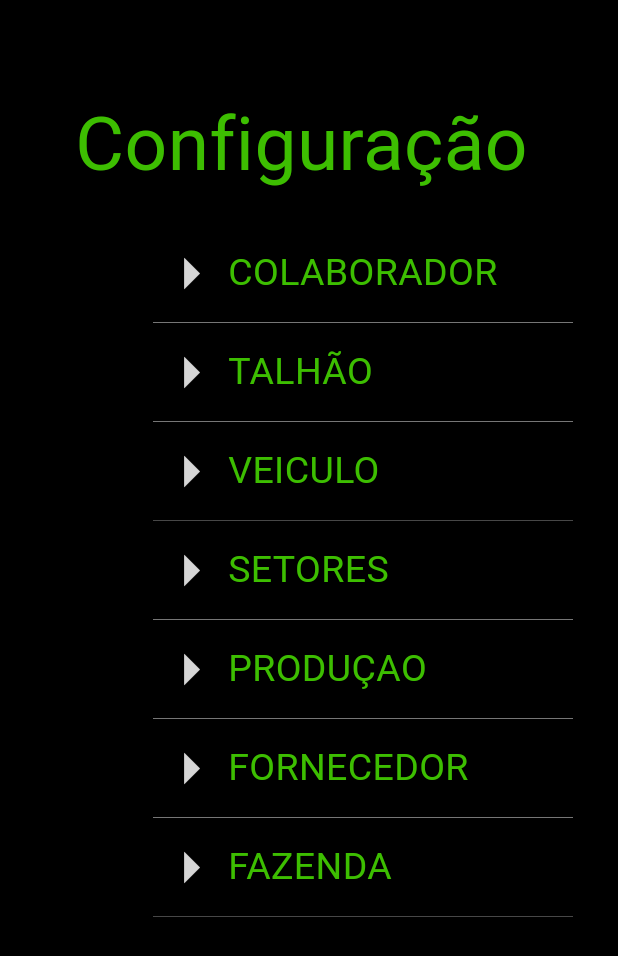
After one commit to juliaevangelista/rurallstrongmobile, a Flutter app: the ConfiguracaoTela screen opened directly, on a phone screen of 412 x 824 dp. The commit adds this screen. Shown: the top 956 px of the screen. Run offline on Flutter 3.47's test engine with Material 3 defaults, Android fonts, the light colour scheme and no system bars; our stand-ins replace cloud_firestore, firebase_auth, firebase_core, firebase_database, firebase_storage, flutter_datetime_picker_plus and 2 more; accounts and stored records are empty; network calls fail.

Commit message:
tela de config

```diff
--- /dev/null
+++ b/lib/telas/configuracao_tela.dart
@@ -0,0 +1,241 @@
+import 'package:flutter/material.dart';
+
+class ConfiguracaoTela extends StatefulWidget {
+  const ConfiguracaoTela({Key? key}) : super(key: key);
+
+  @override
+  _ConfiguracaoTelaState createState() => _ConfiguracaoTelaState();
+}
+
+class _ConfiguracaoTelaState extends State<ConfiguracaoTela> {
+  @override
+  Widget build(BuildContext context) {
+    return Scaffold(
+        backgroundColor: Colors.black,
+        body: SingleChildScrollView(
+          child: Column(
+            children: [
+              Row(
+                mainAxisAlignment: MainAxisAlignment.center,
+                children: [
+                  Container(
+                    margin: EdgeInsets.fromLTRB(0, 60, 10, 25),
+                    child: Text(
+                      'Configuração',
+                      style: TextStyle(
+                          color: Color.fromRGBO(61, 190, 1, 1), fontSize: 50),
+                    ),
+                  )
+                ],
+              ),
+              Row(
+                mainAxisAlignment: MainAxisAlignment.end,
+                children: [
+                  Container(
+                    width: 280,
+                    margin: EdgeInsets.only(right: 30),
+                    child: Column(
+                      children: [
+                        Container(
+                          child: Column(
+                            children: [
+                              /* Divider(
+                                color: Colors.grey[500],
+                                thickness: 1,
+                              ), */
+                              Row(
+                                mainAxisAlignment: MainAxisAlignment.start,
+                                children: [
+                                  Icon(
+                                    Icons.arrow_right,
+                                    color: Colors.grey[350],
+                                    size: 50,
+                                  ),
+                                  Text(
+                                    'COLABORADOR',
+                                    style: TextStyle(
+                                      color: Color.fromRGBO(61, 190, 1, 1),
+                                      fontSize: 25,
+                                    ),
+                                  ),
+                                ],
+                              ),
+                              Divider(
+                                color: Colors.grey[500],
+                                thickness: 0.5,
+                              ),
+                            ],
+                          ),
+                        ),
+                        Container(
+                          child: Column(
+                            children: [
+                              Row(
+                                mainAxisAlignment: MainAxisAlignment.start,
+                                children: [
+                                  Icon(
+                                    Icons.arrow_right,
+                                    color: Colors.grey[350],
+                                    size: 50,
+                                  ),
+                                  Text(
+                                    'TALHÃO',
+                                    style: TextStyle(
+                                      color: Color.fromRGBO(61, 190, 1, 1),
+                                      fontSize: 25,
+                                    ),
+                                  ),
+                                ],
+                              ),
+                              Divider(
+                                color: Colors.grey[500],
+                                thickness: 0.5,
+                              ),
+                            ],
+                          ),
+                        ),
+                        Container(
+                          child: Column(
+                            children: [
+                              Row(
+                                mainAxisAlignment: MainAxisAlignment.start,
+                                children: [
+                                  Icon(
+                                    Icons.arrow_right,
+                                    color: Colors.grey[350],
+                                    size: 50,
+                                  ),
+                                  Text(
+                                    'VEICULO',
+                                    style: TextStyle(
+                                      color: Color.fromRGBO(61, 190, 1, 1),
+                                      fontSize: 25,
+                                    ),
+                                  ),
+                                ],
+                              ),
+                              Divider(
+                                color: Colors.grey[500],
+                                thickness: 0.3,
+                              ),
+                            ],
+                          ),
+                        ),
+                        Container(
+                          child: Column(
+                            children: [
+                              Row(
+                                mainAxisAlignment: MainAxisAlignment.start,
+                                children: [
+                                  Icon(
+                                    Icons.arrow_right,
+                                    color: Colors.grey[350],
+                                    size: 50,
+                                  ),
+                                  Text(
+                                    'SETORES',
+                                    style: TextStyle(
+                                      color: Color.fromRGBO(61, 190, 1, 1),
+                                      fontSize: 25,
+                                    ),
+                                  ),
+                                ],
+                              ),
+                              Divider(
+                                color: Colors.grey[500],
+                                thickness: 0.5,
+                              ),
+                            ],
+                          ),
+                        ),
+                        Container(
+                          child: Column(
+                            children: [
+                              Row(
+                                mainAxisAlignment: MainAxisAlignment.start,
+                                children: [
+                                  Icon(
+                                    Icons.arrow_right,
+                                    color: Colors.grey[350],
+                                    size: 50,
+                                  ),
+                                  Text(
+                                    'PRODUÇAO',
+                                    style: TextStyle(
+                                      color: Color.fromRGBO(61, 190, 1, 1),
+                                      fontSize: 25,
+                                    ),
+                                  ),
+                                ],
+                              ),
+                              Divider(
+                                color: Colors.grey[500],
+                                thickness: 0.5,
+                              ),
+                            ],
+                          ),
+                        ),
+                        Container(
+                          child: Column(
+                            children: [
+                              Row(
+                                mainAxisAlignment: MainAxisAlignment.start,
+                                children: [
+                                  Icon(
+                                    Icons.arrow_right,
+                                    color: Colors.grey[350],
+                                    size: 50,
+                                  ),
+                                  Text(
+                                    'FORNECEDOR',
+                                    style: TextStyle(
+                                      color: Color.fromRGBO(61, 190, 1, 1),
+                                      fontSize: 25,
+                                    ),
+                                  ),
+                                ],
+                              ),
+                              Divider(
+                                color: Colors.grey[500],
+                                thickness: 0.5,
+                              ),
+                            ],
+                          ),
+                        ),
+                        Container(
+                          child: Column(
+                            children: [
+                              Row(
+                                mainAxisAlignment: MainAxisAlignment.start,
+                                children: [
+                                  Icon(
+                                    Icons.arrow_right,
+                                    color: Colors.grey[350],
+                                    size: 50,
+                                  ),
+                                  Text(
+                                    'FAZENDA',
+                                    style: TextStyle(
+                                      color: Color.fromRGBO(61, 190, 1, 1),
+                                      fontSize: 25,
+                                    ),
+                                  ),
+                                ],
+                              ),
+                              Divider(
+                                color: Colors.grey[500],
+                                thickness: 0.3,
+                              ),
+                            ],
+                          ),
+                        ),
+                      ],
+                    ),
+                  )
+                ],
+              ),
+            ],
+          ),
+        ));
+  }
+}
--- a/lib/telas/inicio_tela.dart
+++ b/lib/telas/inicio_tela.dart
@@ -1,5 +1,6 @@
 import 'package:flutter/material.dart';
 import 'package:rurallstrong/telas/armadilhas_tela.dart';
+import 'package:rurallstrong/telas/configuracao_tela.dart';
 import 'package:rurallstrong/telas/dados_tela.dart';
 import 'package:rurallstrong/telas/producao_tela.dart';
 import 'package:rurallstrong/telas/talhoes_tela.dart';
@@ -17,7 +18,8 @@ class ButtonData {
 class InicioTela extends StatelessWidget {
   final List<ButtonData> buttons = [
     ButtonData('TAREFAS', 'assets/icon-tarefas.png', TarefasTela()),
-    ButtonData('MONITORAMENTO', 'assets/icon-monitoramento.png', ProducaoTela()),
+    ButtonData(
+        'MONITORAMENTO', 'assets/icon-monitoramento.png', ProducaoTela()),
     ButtonData('ARMADILHAS', 'assets/icon-armadilhas.png', ArmadilhaTela()),
     ButtonData('APLICAÇÕES', 'assets/icon-aplicacoes.png', TelaTeste()),
     ButtonData('ALERTAS', 'assets/icon-alertas.png', TelaTeste()),
@@ -38,6 +40,7 @@ class InicioTela extends StatelessWidget {
             buildGridView(context),
             buildDadosPonto(context),
             buildMonitoramento(),
+            buildButtonConfig(context)
           ],
         ),
       ),
@@ -49,7 +52,7 @@ class InicioTela extends StatelessWidget {
       children: [
         Expanded(
           child: Container(
-            margin: EdgeInsets.fromLTRB(0 ,25.0,25,0),
+            margin: EdgeInsets.fromLTRB(0, 25.0, 25, 0),
             height: 60,
             alignment: Alignment.center,
             child: Image.asset(
@@ -387,4 +390,31 @@ class InicioTela extends StatelessWidget {
       ),
     );
   }
+
+  Widget buildButtonConfig(context) {
+    return Row(
+      mainAxisAlignment: MainAxisAlignment.end,
+      children: [
+        Container(
+          width: 120,
+          height: 120,
+          child: ElevatedButton(
+            style: ElevatedButton.styleFrom(
+              backgroundColor: Colors.black,
+            ),
+            onPressed: () {
+              Navigator.push(
+                context,
+                MaterialPageRoute(builder: (context) => ConfiguracaoTela()),
+              );
+            },
+            child: Image.asset(
+              'assets/icon-alertas.png',
+              fit: BoxFit.contain,
+            ),
+          ),
+        )
+      ],
+    );
+  }
 }
```
